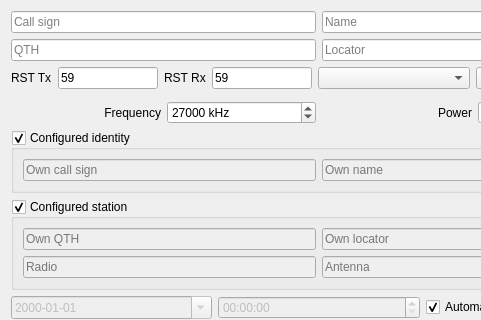
This is DragonLog_QSOForm.ui in gitandy/DragonLog as Qt 5 draws it before an edit; both pictures show x 0 to 481 and y 0 to 320 of the 638 by 453 pixel window. The edited form follows.
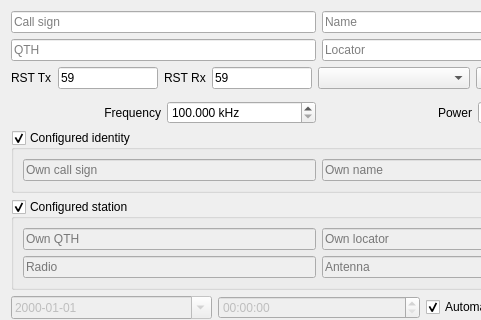
This is the edited form.

Commit message: Fixed frequency spin box to support decimals

Diff of the .ui file:
```diff
--- a/DragonLog_QSOForm.ui
+++ b/DragonLog_QSOForm.ui
@@ -169,21 +169,18 @@
         </widget>
        </item>
        <item>
-        <widget class="QSpinBox" name="freqSpinBox">
+        <widget class="QDoubleSpinBox" name="freqDoubleSpinBox">
          <property name="suffix">
           <string> kHz</string>
          </property>
+         <property name="decimals">
+          <number>3</number>
+         </property>
          <property name="minimum">
-          <number>300</number>
+          <double>100.000000000000000</double>
          </property>
          <property name="maximum">
-          <number>50000000</number>
-         </property>
-         <property name="singleStep">
-          <number>100000</number>
-         </property>
-         <property name="value">
-          <number>27000</number>
+          <double>7500000000.000000000000000</double>
          </property>
         </widget>
        </item>
```
The commit also changes 1 other file.
